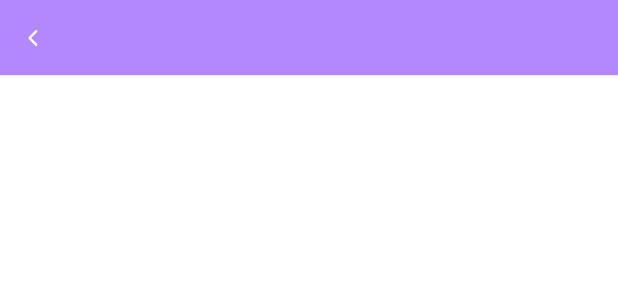
After one commit to youminghuo2/KotlinCampus, an Android app: the layout include_layout_title.xml on its own in the app's theme, with its tools: preview values and no code run, on a phone screen of 412 x 824 dp. The commit adds this screen. Shown: the top 300 px of the screen. Run offline under Robolectric (Android 15) with nearby library versions, the phone set to English and light mode, and no system bars.

Commit message:
通用头部栏

```diff
--- a/app/build.gradle
+++ b/app/build.gradle
@@ -87,4 +87,7 @@ dependencies {
     //Glide
     implementation 'com.github.bumptech.glide:glide:4.12.0'
     annotationProcessor 'com.github.bumptech.glide:compiler:4.12.0'
+
+    def paging_version = "3.1.0"
+    implementation("androidx.paging:paging-runtime:$paging_version")
 }
--- a/app/src/main/java/com/example/kotlincampus/net/ApiService.kt
+++ b/app/src/main/java/com/example/kotlincampus/net/ApiService.kt
@@ -32,5 +32,5 @@ interface ApiService {
     suspend fun getBannerList(@Query("location") locations: String): ApiResponse<List<BannerEntity>>
 
     @GET("cms/index/ysyx/appindex/postslist")
-    suspend fun getPageList(@Header("Auth-JWT") token:String, @Query("pageNum") pageNum: Int, @Query("pageSize") pageSize: Int):ApiResponse<PageListEntity>
+    suspend fun getPageList(@Query("pageNum") pageNum: Int, @Query("pageSize") pageSize: Int):ApiResponse<PageListEntity>
 }
--- a/app/src/main/java/com/example/kotlincampus/repository/HomeRepository.kt
+++ b/app/src/main/java/com/example/kotlincampus/repository/HomeRepository.kt
@@ -23,9 +23,9 @@ class HomeRepository : BaseRepository() {
         }
     }
 
-    suspend fun getPageList(token:String,pageNum: Int, pageSize: Int): ApiResponse<PageListEntity> {
+    suspend fun getPageList(pageNum: Int, pageSize: Int): ApiResponse<PageListEntity> {
         return executeHttp {
-            mService.getPageList(token,pageNum, pageSize)
+            mService.getPageList(pageNum, pageSize)
         }
     }
 }
--- a/app/src/main/java/com/example/kotlincampus/view/ui/home/HomeViewModel.kt
+++ b/app/src/main/java/com/example/kotlincampus/view/ui/home/HomeViewModel.kt
@@ -17,7 +17,7 @@ class HomeViewModel : ViewModel() {
     }
 
     suspend fun getPageList(pageNum:Int, pageSize: Int) {
-        pageLiveData.value =repository.getPageList("",pageNum, pageSize)
+        pageLiveData.value =repository.getPageList(pageNum, pageSize)
     }
 
 }
--- a/app/src/main/java/com/example/kotlincampus/view/ui/dashboard/DashboardViewModel.kt
+++ b/app/src/main/java/com/example/kotlincampus/view/ui/information/InfoViewModel.kt
@@ -1,10 +1,10 @@
-package com.example.kotlincampus.view.ui.dashboard
+package com.example.kotlincampus.view.ui.information
 
 import androidx.lifecycle.LiveData
 import androidx.lifecycle.MutableLiveData
 import androidx.lifecycle.ViewModel
 
-class DashboardViewModel : ViewModel() {
+class InfoViewModel : ViewModel() {
 
     private val _text = MutableLiveData<String>().apply {
         value = "This is dashboard Fragment"
--- /dev/null
+++ b/app/src/main/res/drawable/ic_back.xml
@@ -0,0 +1,4 @@
+<vector android:height="24dp" android:viewportHeight="1024"
+    android:viewportWidth="1024" android:width="24dp" xmlns:android="http://schemas.android.com/apk/res/android">
+    <path android:fillColor="#ffffff" android:pathData="M608,736c-6.4,0 -19.2,0 -25.6,-6.4l-192,-192C384,524.8 384,499.2 390.4,486.4l192,-192c12.8,-12.8 32,-12.8 44.8,0s12.8,32 0,44.8L460.8,512l166.4,166.4c12.8,12.8 12.8,32 0,44.8C627.2,736 614.4,736 608,736z"/>
+</vector>
--- /dev/null
+++ b/app/src/main/res/layout/include_layout_title.xml
@@ -0,0 +1,39 @@
+<?xml version="1.0" encoding="utf-8"?>
+<androidx.constraintlayout.widget.ConstraintLayout xmlns:android="http://schemas.android.com/apk/res/android"
+    xmlns:app="http://schemas.android.com/apk/res-auto"
+    android:layout_width="match_parent"
+    android:layout_height="@dimen/dp_50"
+    android:background="@color/toolbar_background"
+    android:paddingStart="@dimen/dp_10"
+    android:paddingEnd="@dimen/dp_10">
+
+    <com.google.android.material.imageview.ShapeableImageView
+        android:id="@+id/back"
+        android:layout_width="wrap_content"
+        android:layout_height="wrap_content"
+        android:src="@drawable/ic_back"
+        app:layout_constraintBottom_toBottomOf="parent"
+        app:layout_constraintLeft_toLeftOf="parent"
+        app:layout_constraintTop_toTopOf="parent" />
+
+    <com.google.android.material.textview.MaterialTextView
+        android:id="@+id/title_tv"
+        style="@style/white_textView"
+        android:layout_width="wrap_content"
+        android:layout_height="wrap_content"
+        app:layout_constraintBottom_toBottomOf="parent"
+        app:layout_constraintLeft_toLeftOf="parent"
+        app:layout_constraintRight_toRightOf="parent"
+        app:layout_constraintTop_toTopOf="parent" />
+
+    <com.google.android.material.textview.MaterialTextView
+        android:id="@+id/save_tv"
+        style="@style/white_textView"
+        android:layout_width="wrap_content"
+        android:layout_height="wrap_content"
+        android:visibility="invisible"
+        app:layout_constraintBottom_toBottomOf="parent"
+        app:layout_constraintRight_toRightOf="parent"
+        app:layout_constraintTop_toTopOf="parent" />
+
+</androidx.constraintlayout.widget.ConstraintLayout>
--- a/app/src/main/res/navigation/mobile_navigation.xml
+++ b/app/src/main/res/navigation/mobile_navigation.xml
@@ -13,7 +13,7 @@
 
     <fragment
         android:id="@+id/navigation_dashboard"
-        android:name="com.example.kotlincampus.view.ui.dashboard.DashboardFragment"
+        android:name="com.example.kotlincampus.view.ui.information.InfoFragment"
         android:label="@string/title_dashboard"
         tools:layout="@layout/fragment_dashboard" />
 
--- a/app/src/main/res/values-night/colors.xml
+++ b/app/src/main/res/values-night/colors.xml
@@ -15,4 +15,7 @@
     <color name="button_background">#FF6200EE</color>
     <color name="button_ripper">#506200EE</color>
     <color name="text_color">#FFFFFF</color>
+    <color name="toolbar_background">#FF6200EE</color>
+
+
 </resources>
--- a/app/src/main/res/values-night/themes.xml
+++ b/app/src/main/res/values-night/themes.xml
@@ -35,4 +35,8 @@
         <item name="android:textSize">@dimen/sp_15</item>
     </style>
 
+    <style name="white_textView" parent="Widget.AppCompat.TextView">
+        <item name="android:textColor">@color/text_color</item>
+        <item name="android:textSize">@dimen/sp_15</item>
+    </style>
 </resources>
--- a/app/src/main/res/values/colors.xml
+++ b/app/src/main/res/values/colors.xml
@@ -16,4 +16,5 @@
     <color name="button_background">#B388FF</color>
     <color name="button_ripper">#512DA8</color>
     <color name="text_color">#FFFFFF</color>
+    <color name="toolbar_background">#B388FF</color>
 </resources>
--- a/app/src/main/res/values/themes.xml
+++ b/app/src/main/res/values/themes.xml
@@ -41,4 +41,9 @@
         <item name="android:textColor">@color/text_color</item>
         <item name="android:textSize">@dimen/sp_15</item>
     </style>
+
+    <style name="white_textView" parent="Widget.AppCompat.TextView">
+        <item name="android:textColor">@color/text_color</item>
+        <item name="android:textSize">@dimen/sp_15</item>
+    </style>
 </resources>
```
Also changed, not shown: app/src/main/java/com/example/kotlincampus/customView/TitleLayout.kt (added, +26 -0 lines), app/src/main/java/com/example/kotlincampus/view/ui/information/InfoFragment.kt (renamed from app/src/main/java/com/example/kotlincampus/view/ui/dashboard/DashboardFragment.kt, +10 -15 lines), app/src/main/res/layout/fragment_dashboard.xml (+2 -14 lines).
